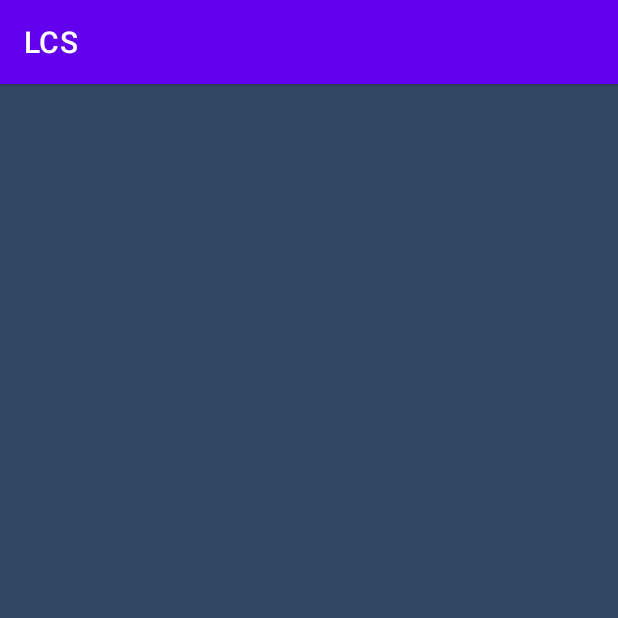
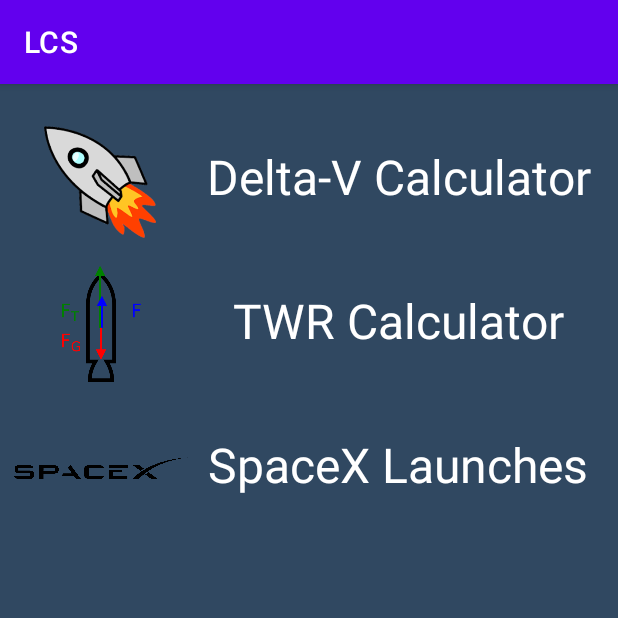
Before and after one commit to Icaro-G-Silva/SpaceDroid, an Android app: the MenuActivity screen opened directly, with no data from a screen before it, on a phone screen of 412 x 824 dp, the top half of it. Run offline under Robolectric (Android 15) with nearby library versions, the phone set to English and light mode, and no system bars; pictures from the network do not load.

Commit message:
RecyclerView on MainMenu, done

```diff
--- a/app/src/main/java/com/example/launchcontrol/MenuActivity.kt
+++ b/app/src/main/java/com/example/launchcontrol/MenuActivity.kt
@@ -1,38 +1,26 @@
 package com.example.launchcontrol
 
-import android.annotation.SuppressLint
-import android.content.Intent
 import androidx.appcompat.app.AppCompatActivity
 import android.os.Bundle
-import android.view.MotionEvent
-import android.view.View
-import android.widget.Button
-import androidx.constraintlayout.widget.Group
+import androidx.recyclerview.widget.LinearLayoutManager
+import androidx.recyclerview.widget.RecyclerView
+import com.example.launchcontrol.entities.Menu
+import com.example.launchcontrol.recyclerviews.RecyclerViewMenuAdapter
 
 class MenuActivity : AppCompatActivity() {
 
-    val menuList: List<Menu> = createMenu()
+    private val menuList: List<Menu> = createMenu()
 
-    @SuppressLint("ClickableViewAccessibility")
     override fun onCreate(savedInstanceState: Bundle?) {
         super.onCreate(savedInstanceState)
         setContentView(R.layout.activity_menu)
 
-        val buttonDeltaV: Button = findViewById(R.id.buttonDeltaV)
-        generateListeners(buttonDeltaV, Intent(this, DeltaVActivity::class.java))
+        val recycler: RecyclerView = findViewById(R.id.recyclerViewMenu)
 
-        val buttonTWR: Button = findViewById(R.id.buttonTWR)
-        generateListeners(buttonTWR, Intent(this, TwrActivity::class.java))
+        recycler.adapter = RecyclerViewMenuAdapter(menuList)
+        recycler.layoutManager = LinearLayoutManager(this, LinearLayoutManager.VERTICAL, false)
+        recycler.setHasFixedSize(false)
 
-        val buttonSpaceX: Button = findViewById(R.id.buttonSpaceX)
-        generateListeners(buttonSpaceX, Intent(this, SpaceXActivity::class.java))
-
-    }
-
-    private fun generateListeners(view: View, intent: Intent) {
-        view.setOnClickListener {
-            startActivity(intent)
-        }
     }
 
     private fun createMenu(): List<Menu> {
@@ -42,10 +30,4 @@ class MenuActivity : AppCompatActivity() {
                 Menu("SpaceX Launches", R.drawable.spacex_launches)
         )
     }
-
 }
-
-data class Menu(
-        val title: String,
-        val icon: Int
-)
--- /dev/null
+++ b/app/src/main/java/com/example/launchcontrol/entities/Menu.kt
@@ -0,0 +1,6 @@
+package com.example.launchcontrol.entities
+
+data class Menu (
+        val title: String,
+        val icon: Int
+)
--- /dev/null
+++ b/app/src/main/java/com/example/launchcontrol/recyclerviews/RecyclerViewMenu.kt
@@ -0,0 +1,52 @@
+package com.example.launchcontrol.recyclerviews
+
+import android.content.Intent
+import android.view.LayoutInflater
+import android.view.View
+import android.view.ViewGroup
+import android.widget.ImageView
+import android.widget.TextView
+import androidx.core.content.ContextCompat.startActivity
+import androidx.recyclerview.widget.RecyclerView
+import com.example.launchcontrol.DeltaVActivity
+import com.example.launchcontrol.R
+import com.example.launchcontrol.SpaceXActivity
+import com.example.launchcontrol.TwrActivity
+import com.example.launchcontrol.entities.Menu
+
+class RecyclerViewMenuAdapter(val dataSet: List<Menu>): RecyclerView.Adapter<RecyclerViewMenuAdapter.MenuViewHolder>() {
+
+    class MenuViewHolder(itemView: View) : RecyclerView.ViewHolder(itemView) {
+        fun bind(item: Menu, intent: Intent) {
+            val textTitle: TextView = itemView.findViewById(R.id.title_menu)
+            textTitle.text = item.title
+
+            val imageIcon: ImageView = itemView.findViewById(R.id.image_menu)
+            imageIcon.setImageResource(item.icon)
+
+            itemView.setOnClickListener {
+                startActivity(itemView.context, intent, null)
+            }
+        }
+    }
+
+    override fun onCreateViewHolder(parent: ViewGroup, viewType: Int): MenuViewHolder {
+        val view = LayoutInflater.from(parent.context).inflate(R.layout.item_view, parent, false)
+        return MenuViewHolder(view)
+    }
+
+    override fun onBindViewHolder(holder: MenuViewHolder, position: Int) {
+        val intent: Intent = when(position) {
+            0 -> Intent(holder.itemView.context, DeltaVActivity::class.java)
+            1 -> Intent(holder.itemView.context, TwrActivity::class.java)
+            2 -> Intent(holder.itemView.context, SpaceXActivity::class.java)
+            else -> Intent()
+        }
+        holder.bind(dataSet[position], intent)
+    }
+
+    override fun getItemCount(): Int {
+        return dataSet.size
+    }
+
+}
--- a/app/src/main/res/layout/activity_menu.xml
+++ b/app/src/main/res/layout/activity_menu.xml
@@ -8,7 +8,7 @@
     tools:context=".MenuActivity">
 
     <androidx.recyclerview.widget.RecyclerView
-
+        android:id="@+id/recyclerViewMenu"
         android:layout_width="0dp"
         android:layout_height="0dp"
         android:layout_margin="8dp"
--- /dev/null
+++ b/app/src/main/res/layout/item_view.xml
@@ -0,0 +1,40 @@
+<?xml version="1.0" encoding="utf-8"?>
+<androidx.constraintlayout.widget.ConstraintLayout
+    xmlns:android="http://schemas.android.com/apk/res/android"
+    xmlns:app="http://schemas.android.com/apk/res-auto"
+    android:layout_width="match_parent"
+    android:layout_height="wrap_content">
+
+    <androidx.constraintlayout.widget.Guideline
+        android:id="@+id/guideline"
+        android:layout_width="0dp"
+        android:layout_height="0dp"
+        android:orientation="vertical"
+        app:layout_constraintGuide_percent="0.3" />
+
+    <ImageView
+        android:id="@+id/image_menu"
+        android:layout_width="0dp"
+        android:layout_height="80dp"
+        android:layout_marginTop="16dp"
+        android:src="@drawable/delta_v"
+        android:scaleType="fitCenter"
+        app:layout_constraintStart_toStartOf="parent"
+        app:layout_constraintEnd_toStartOf="@id/guideline"
+        app:layout_constraintTop_toTopOf="parent"
+        app:layout_constraintBottom_toBottomOf="parent" />
+
+    <TextView
+        android:id="@+id/title_menu"
+        android:layout_width="0dp"
+        android:layout_height="wrap_content"
+        android:layout_marginTop="32dp"
+        android:gravity="center_horizontal"
+        android:text="Delta-V Calculator"
+        android:textColor="@android:color/primary_text_dark"
+        android:textSize="32sp"
+        app:layout_constraintEnd_toEndOf="parent"
+        app:layout_constraintStart_toEndOf="@id/guideline"
+        app:layout_constraintTop_toTopOf="parent" />
+
+</androidx.constraintlayout.widget.ConstraintLayout>
```
Also changed, not shown: app/src/main/java/com/example/launchcontrol/RecyclerViewMenu.kt (deleted, +0 -25 lines), app/src/main/java/com/example/launchcontrol/SpaceXActivity.kt (+3 -12 lines), app/src/main/java/com/example/launchcontrol/utils/Dialog.kt (added, +17 -0 lines).
